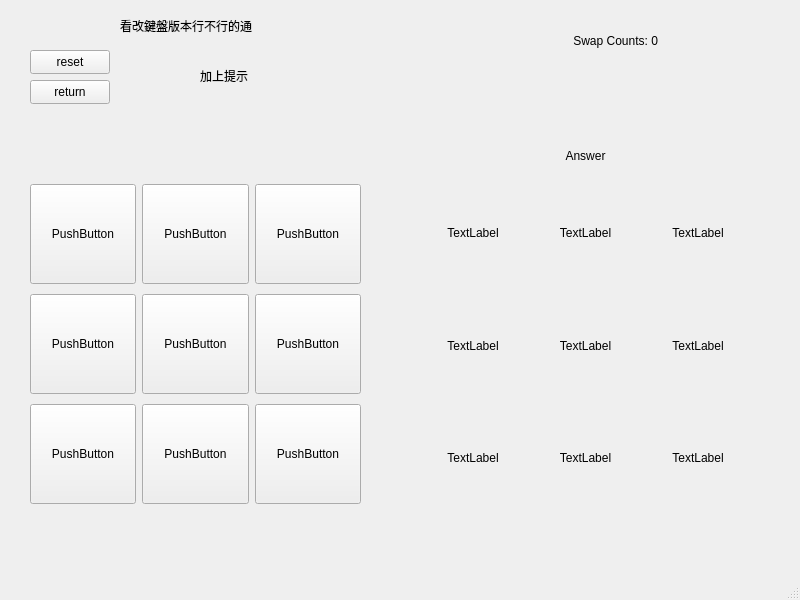
Above: smart_parking/smart_parking.ui from YJClark/114_prj_game before the change. Below: the same form after it.
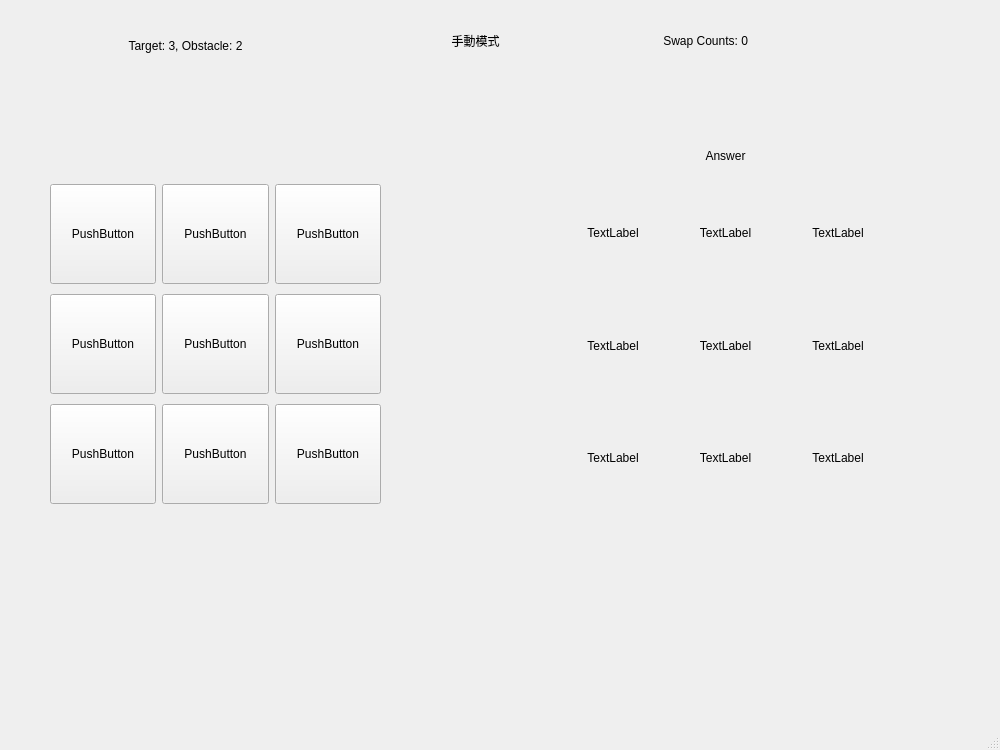
That is the form after the change.

Commit message: 手動版的

The edit to the form file:
```diff
--- a/smart_parking/smart_parking.ui
+++ b/smart_parking/smart_parking.ui
@@ -9,8 +9,8 @@
    <rect>
     <x>0</x>
     <y>0</y>
-    <width>800</width>
-    <height>600</height>
+    <width>1000</width>
+    <height>750</height>
    </rect>
   </property>
   <property name="cursor">
@@ -23,7 +23,7 @@
    <widget class="QWidget" name="gridLayoutWidget">
     <property name="geometry">
      <rect>
-      <x>30</x>
+      <x>50</x>
       <y>180</y>
       <width>331</width>
       <height>331</height>
@@ -152,7 +152,7 @@
    <widget class="QWidget" name="gridLayoutWidget_2">
     <property name="geometry">
      <rect>
-      <x>420</x>
+      <x>560</x>
       <y>180</y>
       <width>331</width>
       <height>331</height>
@@ -310,7 +310,7 @@
      <rect>
       <x>30</x>
       <y>140</y>
-      <width>331</width>
+      <width>361</width>
       <height>31</height>
      </rect>
     </property>
@@ -330,7 +330,7 @@
    <widget class="QLabel" name="ansLabel">
     <property name="geometry">
      <rect>
-      <x>540</x>
+      <x>680</x>
       <y>140</y>
       <width>91</width>
       <height>31</height>
@@ -349,64 +349,12 @@
      <set>Qt::AlignCenter</set>
     </property>
    </widget>
-   <widget class="QPushButton" name="returnBtn">
-    <property name="geometry">
-     <rect>
-      <x>30</x>
-      <y>80</y>
-      <width>80</width>
-      <height>24</height>
-     </rect>
-    </property>
-    <property name="text">
-     <string>return</string>
-    </property>
-   </widget>
-   <widget class="QLabel" name="label">
-    <property name="geometry">
-     <rect>
-      <x>120</x>
-      <y>0</y>
-      <width>211</width>
-      <height>51</height>
-     </rect>
-    </property>
-    <property name="text">
-     <string>看改鍵盤版本行不行的通</string>
-    </property>
-   </widget>
-   <widget class="QLabel" name="label_10">
-    <property name="geometry">
-     <rect>
-      <x>200</x>
-      <y>60</y>
-      <width>51</width>
-      <height>31</height>
-     </rect>
-    </property>
-    <property name="text">
-     <string>加上提示</string>
-    </property>
-   </widget>
-   <widget class="QPushButton" name="resetBtn">
-    <property name="geometry">
-     <rect>
-      <x>30</x>
-      <y>50</y>
-      <width>80</width>
-      <height>24</height>
-     </rect>
-    </property>
-    <property name="text">
-     <string>reset</string>
-    </property>
-   </widget>
    <widget class="QLabel" name="countLabel">
     <property name="geometry">
      <rect>
-      <x>570</x>
+      <x>660</x>
       <y>20</y>
-      <width>161</width>
+      <width>281</width>
       <height>41</height>
      </rect>
     </property>
@@ -414,6 +362,44 @@
      <string> Swap Counts: 0</string>
     </property>
    </widget>
+   <widget class="QLabel" name="manualLabel">
+    <property name="geometry">
+     <rect>
+      <x>410</x>
+      <y>20</y>
+      <width>131</width>
+      <height>41</height>
+     </rect>
+    </property>
+    <property name="text">
+     <string>手動模式</string>
+    </property>
+    <property name="alignment">
+     <set>Qt::AlignCenter</set>
+    </property>
+   </widget>
+   <widget class="QLabel" name="egLabel">
+    <property name="geometry">
+     <rect>
+      <x>30</x>
+      <y>30</y>
+      <width>311</width>
+      <height>31</height>
+     </rect>
+    </property>
+    <property name="autoFillBackground">
+     <bool>false</bool>
+    </property>
+    <property name="text">
+     <string>Target: 3, Obstacle: 2</string>
+    </property>
+    <property name="alignment">
+     <set>Qt::AlignCenter</set>
+    </property>
+    <property name="wordWrap">
+     <bool>false</bool>
+    </property>
+   </widget>
   </widget>
   <widget class="QMenuBar" name="menubar">
    <property name="geometry">
```
Left out of the diff: 2 changed lines with no effect on the pictures. The commit also changes 8 other files.
